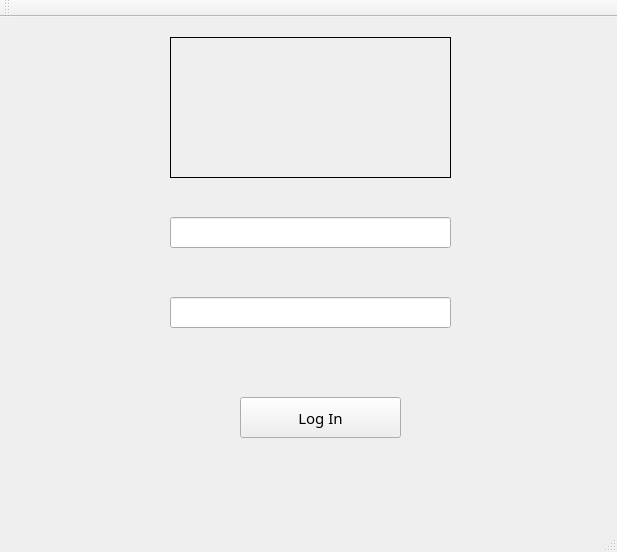
This is Project_Server/Login.ui in deathtaco1231/deathtaco1231-COMP72070-24W-Project4-Group10-Sec3 as Qt 5 draws it before an edit. The edited form follows.
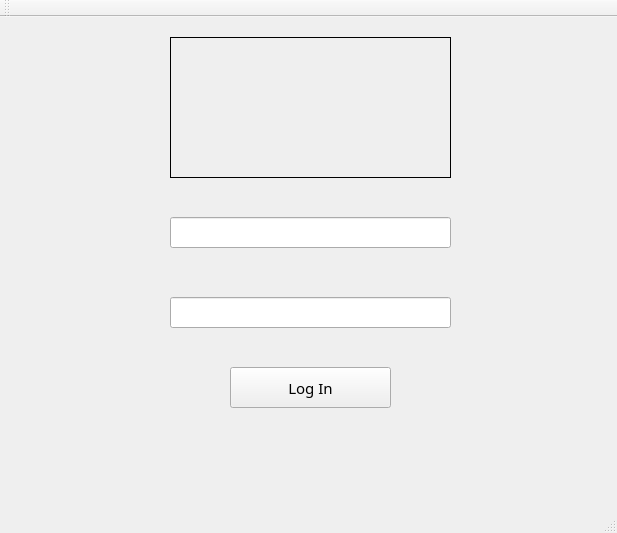
This is the edited form. Icons and pictures are not drawn.

What changed in the file:
```diff
--- a/Project_Server/Login.ui
+++ b/Project_Server/Login.ui
@@ -7,7 +7,7 @@
     <x>0</x>
     <y>0</y>
     <width>617</width>
-    <height>552</height>
+    <height>533</height>
    </rect>
   </property>
   <property name="windowTitle">
@@ -62,8 +62,8 @@
    <widget class="QPushButton" name="LoginBtn">
     <property name="geometry">
      <rect>
-      <x>240</x>
-      <y>380</y>
+      <x>230</x>
+      <y>350</y>
       <width>161</width>
       <height>41</height>
      </rect>
@@ -85,9 +85,9 @@
     <property name="geometry">
      <rect>
       <x>-1</x>
-      <y>489</y>
-      <width>151</width>
-      <height>21</height>
+      <y>399</y>
+      <width>191</width>
+      <height>111</height>
      </rect>
     </property>
     <widget class="QLabel" name="label_2">
@@ -110,6 +110,28 @@
      </property>
     </widget>
    </widget>
+   <widget class="QLabel" name="errorLabel">
+    <property name="geometry">
+     <rect>
+      <x>150</x>
+      <y>420</y>
+      <width>311</width>
+      <height>20</height>
+     </rect>
+    </property>
+    <property name="font">
+     <font>
+      <pointsize>11</pointsize>
+      <bold>true</bold>
+     </font>
+    </property>
+    <property name="text">
+     <string/>
+    </property>
+    <property name="alignment">
+     <set>Qt::AlignCenter</set>
+    </property>
+   </widget>
   </widget>
   <widget class="QMenuBar" name="menuBar">
    <property name="geometry">
```
